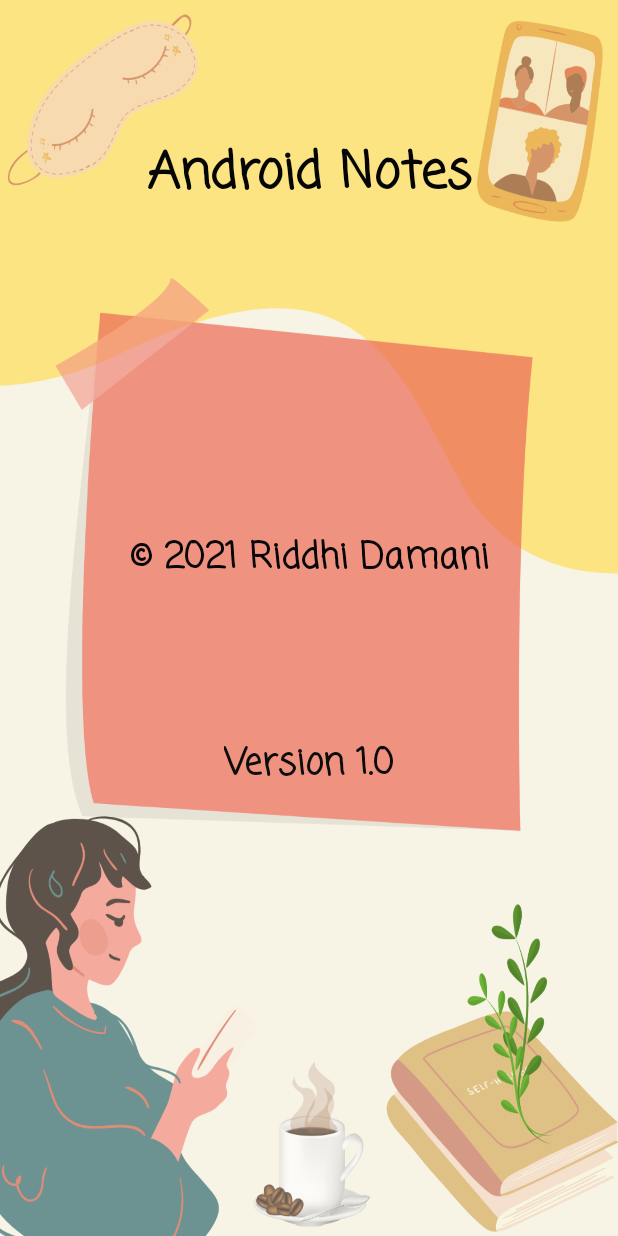
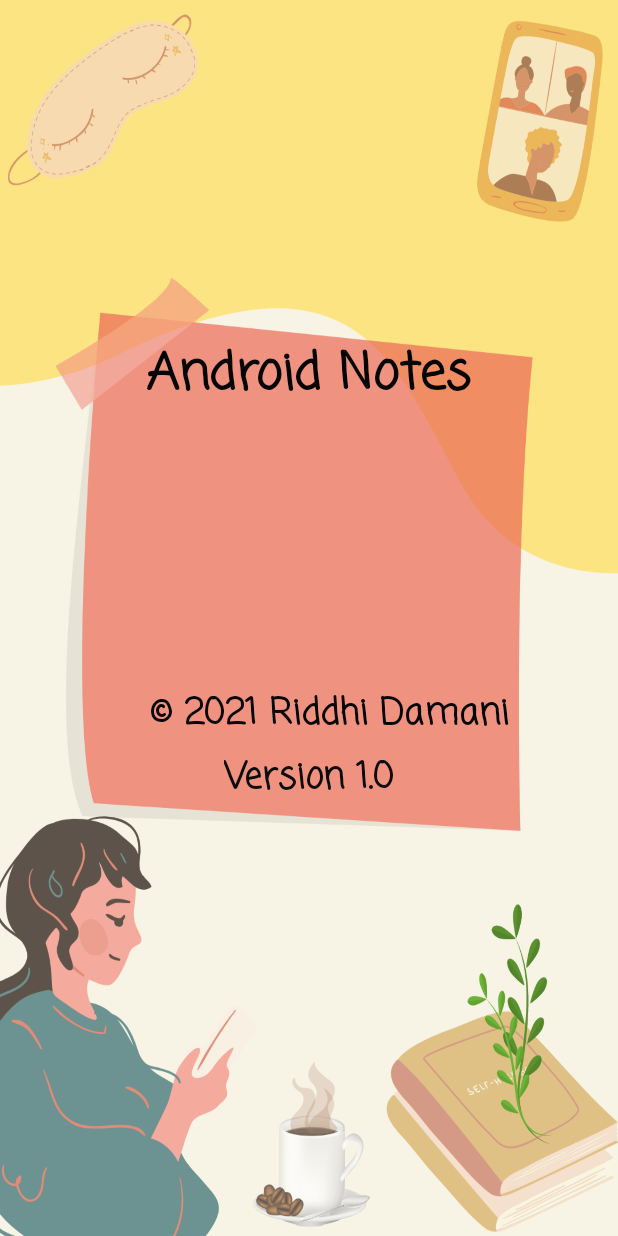
Before and after one commit to ETS-Android3/Android_Notes_App, an Android app: the AboutActivity screen opened directly, with no data from a screen before it, on a phone screen of 412 x 824 dp. Run offline under Robolectric (Android 15) with nearby library versions, the phone set to English and light mode, and no system bars.

```diff
--- a/app/src/main/res/layout/activity_about.xml
+++ b/app/src/main/res/layout/activity_about.xml
@@ -12,7 +12,7 @@
         android:layout_width="282dp"
         android:layout_height="43dp"
         android:layout_marginStart="32dp"
-        android:layout_marginTop="90dp"
+        android:layout_marginTop="224dp"
         android:layout_marginEnd="32dp"
         android:fontFamily="casual"
         android:text="@string/android_notes"
@@ -22,6 +22,7 @@
         android:textStyle="bold"
         android:typeface="normal"
         app:layout_constraintEnd_toEndOf="parent"
+        app:layout_constraintHorizontal_bias="0.492"
         app:layout_constraintStart_toStartOf="parent"
         app:layout_constraintTop_toTopOf="parent" />
 
@@ -29,8 +30,8 @@
         android:id="@+id/textView2"
         android:layout_width="wrap_content"
         android:layout_height="wrap_content"
-        android:layout_marginStart="32dp"
-        android:layout_marginTop="220dp"
+        android:layout_marginStart="60dp"
+        android:layout_marginTop="190dp"
         android:layout_marginEnd="32dp"
         android:fontFamily="casual"
         android:text="@string/_2021_riddhi_damani"
@@ -38,6 +39,7 @@
         android:textSize="24sp"
         android:textStyle="bold"
         app:layout_constraintEnd_toEndOf="parent"
+        app:layout_constraintHorizontal_bias="0.495"
         app:layout_constraintStart_toStartOf="parent"
         app:layout_constraintTop_toBottomOf="@+id/textView1" />
 
@@ -46,7 +48,7 @@
         android:layout_width="wrap_content"
         android:layout_height="wrap_content"
         android:layout_marginStart="32dp"
-        android:layout_marginTop="100dp"
+        android:layout_marginTop="5dp"
         android:layout_marginEnd="32dp"
         android:fontFamily="casual"
         android:text="@string/version_1_0"
```
